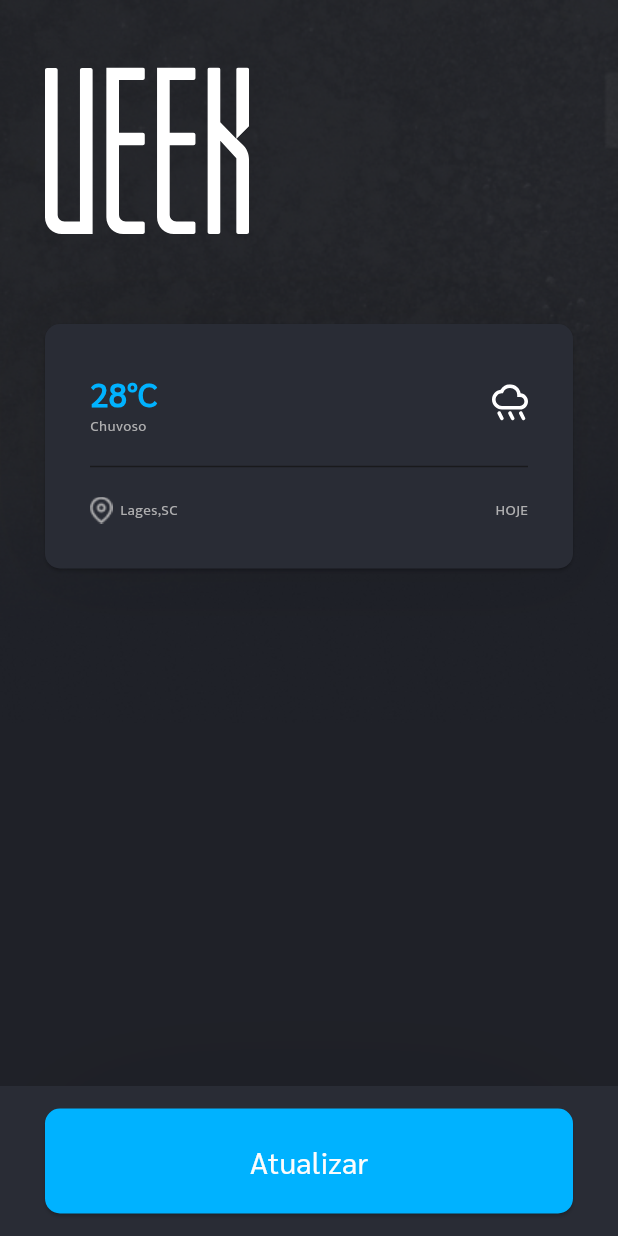
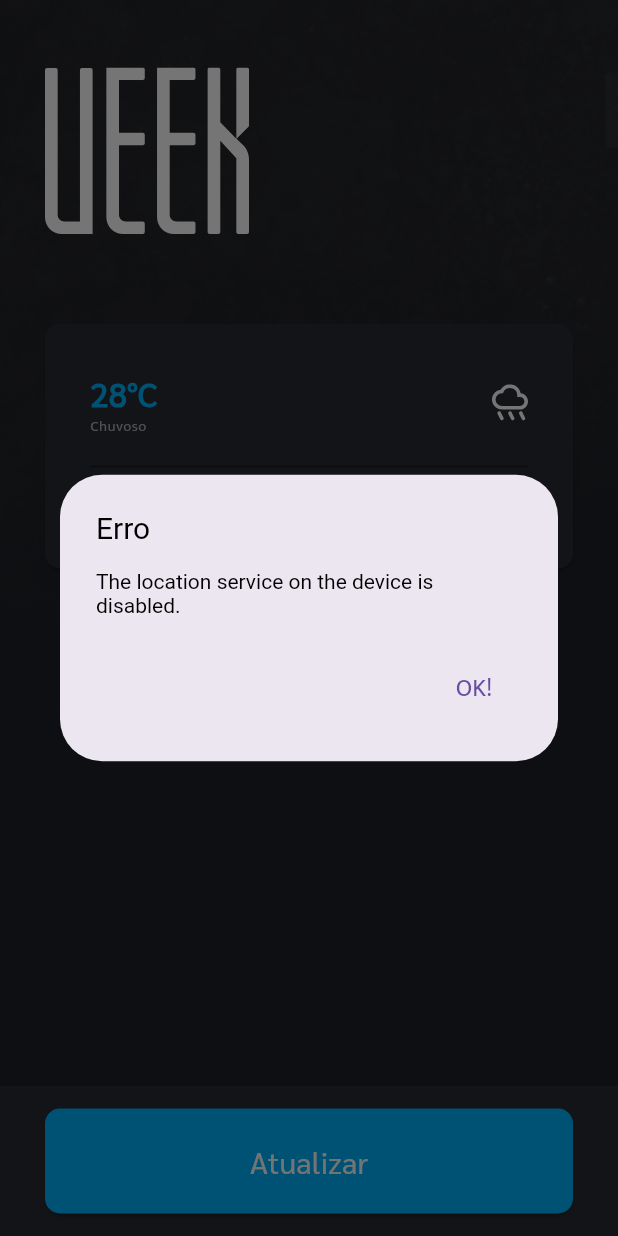
Before and after one commit to oscarraichert/ueek_tempo, a Flutter app: the screen it shows after launch, on a phone screen of 412 x 824 dp. Run offline on Flutter 3.47's test engine with Material 3 defaults, Android fonts, the phone set to English and light mode, and no system bars; our stand-ins replace flutter_svg, geolocator; missing offline and left inert: geocode.

Commit message:
implementando dialog de erro

```diff
--- a/lib/screens/forecast.screen.dart
+++ b/lib/screens/forecast.screen.dart
@@ -2,14 +2,18 @@ import 'package:flutter/material.dart';
 import 'package:flutter_svg/svg.dart';
 import 'package:ueek_tempo/services/geolocation.service.dart';
 
-class ForecastScreen extends StatelessWidget {
+class ForecastScreen extends StatefulWidget {
   const ForecastScreen({super.key});
 
   @override
+  State<ForecastScreen> createState() => _ForecastScreenState();
+}
+
+class _ForecastScreenState extends State<ForecastScreen> {
+  late String geoData;
+
+  @override
   Widget build(BuildContext context) {
-
-    GeolocationService.getCurrentLocation();
-
     return Scaffold(
       body: Container(
         margin: EdgeInsets.zero,
@@ -88,9 +92,50 @@ class ForecastScreen extends StatelessWidget {
                                         children: [
                                           Image.asset('assets/images/location_marker.png'),
                                           const SizedBox(width: 5),
-                                          const Text(
-                                            'Lages,SC',
-                                            style: TextStyle(fontSize: 10),
+                                          FutureBuilder(
+                                            future: GeolocationService.getCurrentLocation(),
+                                            builder: (BuildContext context, AsyncSnapshot<String?> snapshot) {
+                                              if (snapshot.connectionState == ConnectionState.done && snapshot.hasData) {
+                                                return Text(
+                                                  '${snapshot.data}',
+                                                  style: const TextStyle(fontSize: 10),
+                                                );
+                                              }
+                                              if (snapshot.connectionState == ConnectionState.waiting) {
+                                                return const Text(
+                                                  'Carregando...',
+                                                  style: TextStyle(fontSize: 10),
+                                                );
+                                              } else {
+                                                WidgetsBinding.instance.addPostFrameCallback(
+                                                  (Duration duration) => showDialog(
+                                                    context: context,
+                                                    builder: (context) => AlertDialog(
+                                                      title: const Text('Erro'),
+                                                      content: Text('${snapshot.error}'),
+                                                      titleTextStyle: const TextStyle(color: Colors.black, fontSize: 20),
+                                                      contentTextStyle: const TextStyle(color: Colors.black, fontSize: 14),
+                                                      actions: [
+                                                        TextButton(
+                                                          onPressed: () {
+                                                            Navigator.of(context).pop();
+                                                          },
+                                                          child: const Text(
+                                                            'OK!',
+                                                            style: TextStyle(fontSize: 16),
+                                                          ),
+                                                        ),
+                                                      ],
+                                                    ),
+                                                  ),
+                                                );
+
+                                                return const Text(
+                                                  'Localização',
+                                                  style: TextStyle(fontSize: 10),
+                                                );
+                                              }
+                                            },
                                           ),
                                         ],
                                       ),
@@ -129,7 +174,7 @@ class ForecastScreen extends StatelessWidget {
                   child: Padding(
                     padding: const EdgeInsets.symmetric(vertical: 15, horizontal: 30),
                     child: ElevatedButton(
-                      onPressed: () => {},
+                      onPressed: () => setState(() {}),
                       style: ElevatedButton.styleFrom(
                         shape: RoundedRectangleBorder(borderRadius: BorderRadius.circular(10)),
                         backgroundColor: const Color.fromRGBO(0, 178, 255, 1),
--- a/lib/services/geolocation.service.dart
+++ b/lib/services/geolocation.service.dart
@@ -3,24 +3,23 @@ import 'package:geolocator/geolocator.dart';
 
 class GeolocationService {
   static Future<String?> getCurrentLocation() async {
-    bool serviceEnabled;
-    LocationPermission permission;
+    LocationPermission locationPermission;
 
-    serviceEnabled = await Geolocator.isLocationServiceEnabled();
-    if (!serviceEnabled) {
-      return Future.error('Location services are disabled.');
+    var locationServiceEnabled = await Geolocator.isLocationServiceEnabled();
+    if (!locationServiceEnabled) {
+      return Future.error('Ativar localização do dispositivo.');
     }
 
-    permission = await Geolocator.checkPermission();
-    if (permission == LocationPermission.denied) {
-      permission = await Geolocator.requestPermission();
-      if (permission == LocationPermission.denied) {
-        return Future.error('Location permissions are denied');
+    locationPermission = await Geolocator.checkPermission();
+    if (locationPermission == LocationPermission.denied) {
+      locationPermission = await Geolocator.requestPermission();
+      if (locationPermission == LocationPermission.denied) {
+        return Future.error('Permitir que o aplicativo acesse a localização do dispositivo.');
       }
     }
 
-    if (permission == LocationPermission.deniedForever) {
-      return Future.error('Location permissions are permanently denied, we cannot request permissions.');
+    if (locationPermission == LocationPermission.deniedForever) {
+      return Future.error('Permissão de acesso a localização permanentemente negada, não podemos pedir permissão.');
     }
 
     var currentPosition = await Geolocator.getCurrentPosition();
```
